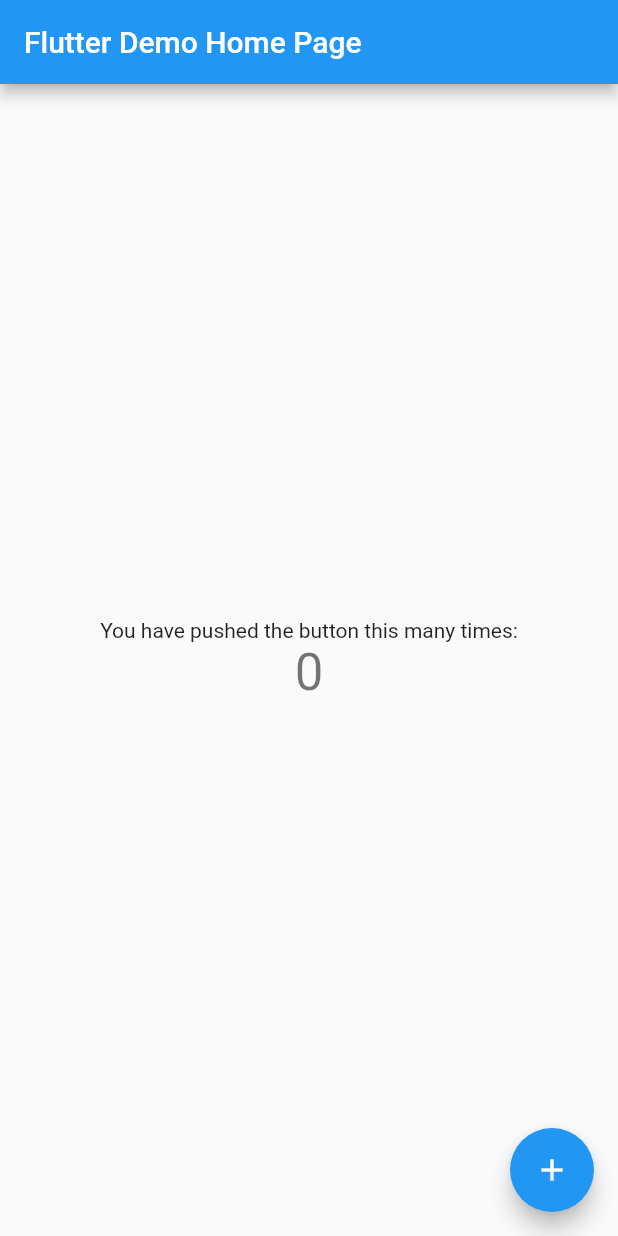
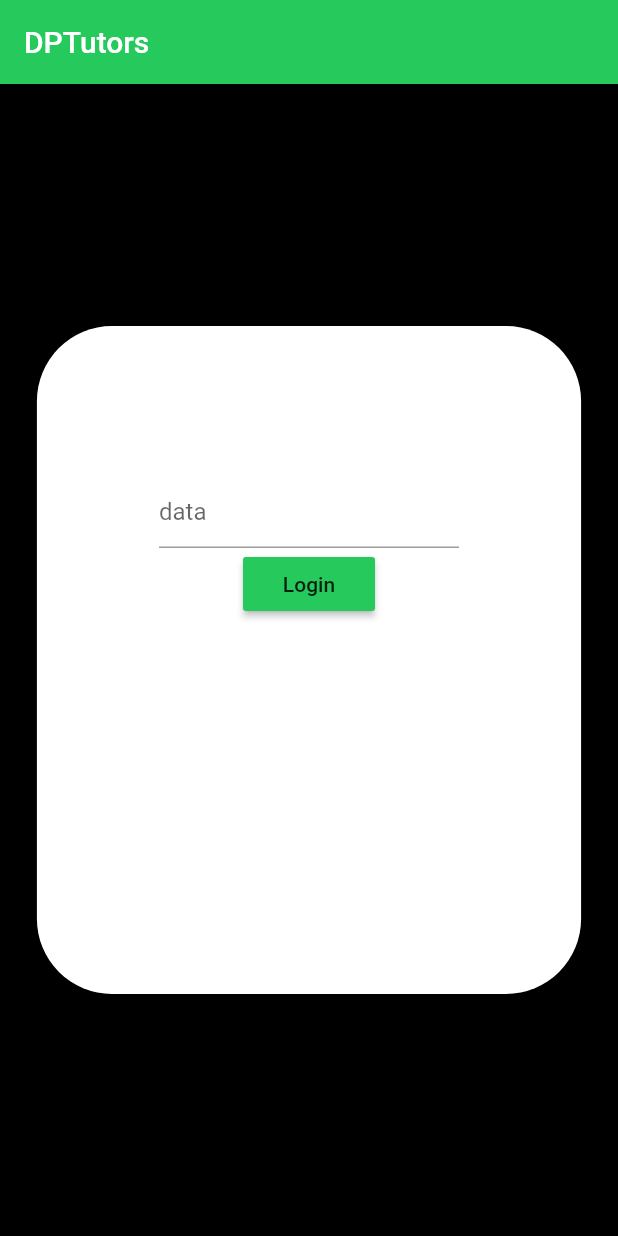
Before and after one commit to devinshawntripp/dpTutors, a Flutter app: the screen it shows after launch, on a phone screen of 412 x 824 dp. Run offline on Flutter 3.47's test engine with Material 2 defaults, Android fonts, the phone set to English and light mode, and no system bars.

Commit message:
ui design

```diff
--- a/lib/main.dart
+++ b/lib/main.dart
@@ -20,7 +20,7 @@ class MyApp extends StatelessWidget {
         // is not restarted.
         primarySwatch: Colors.blue,
       ),
-      home: MyHomePage(title: 'Flutter Demo Home Page'),
+      home: MyHomePage(title: 'DPTutors'),
     );
   }
 }
@@ -67,45 +67,44 @@ class _MyHomePageState extends State<MyHomePage> {
     // than having to individually change instances of widgets.
     return Scaffold(
       appBar: AppBar(
+        backgroundColor: Color(0xff26C95C),
         // Here we take the value from the MyHomePage object that was created by
         // the App.build method, and use it to set our appbar title.
         title: Text(widget.title),
       ),
       body: Center(
-        // Center is a layout widget. It takes a single child and positions it
-        // in the middle of the parent.
-        child: Column(
-          // Column is also a layout widget. It takes a list of children and
-          // arranges them vertically. By default, it sizes itself to fit its
-          // children horizontally, and tries to be as tall as its parent.
-          //
-          // Invoke "debug painting" (press "p" in the console, choose the
-          // "Toggle Debug Paint" action from the Flutter Inspector in Android
-          // Studio, or the "Toggle Debug Paint" command in Visual Studio Code)
-          // to see the wireframe for each widget.
-          //
-          // Column has various properties to control how it sizes itself and
-          // how it positions its children. Here we use mainAxisAlignment to
-          // center the children vertically; the main axis here is the vertical
-          // axis because Columns are vertical (the cross axis would be
-          // horizontal).
-          mainAxisAlignment: MainAxisAlignment.center,
-          children: <Widget>[
-            Text(
-              'You have pushed the button this many times:',
+        child: Container(
+          height: MediaQuery.of(context).size.height * 0.55,
+          width: MediaQuery.of(context).size.width * 0.90,
+          child: Card(
+            shape: RoundedRectangleBorder(borderRadius: BorderRadius.all(new Radius.circular(50))),
+            child: Container(
+
+              child: Column(
+                children: <Widget>[
+                  Container(
+                    margin: EdgeInsets.only(top: 100),
+                    width: 200,
+                    child: TextFormField(
+                      decoration: InputDecoration(
+                        hintText: "data",
+                      ),
+                    ),
+                  ),
+                  Container(
+                    child: RaisedButton(
+                      onPressed: () {},
+                      child: Text("Login"),
+                      color: Color(0xff26C95C),
+                    ),
+                  ),
+                ],
+              ),
             ),
-            Text(
-              '$_counter',
-              style: Theme.of(context).textTheme.display1,
-            ),
-          ],
+          ),
         ),
       ),
-      floatingActionButton: FloatingActionButton(
-        onPressed: _incrementCounter,
-        tooltip: 'Increment',
-        child: Icon(Icons.add),
-      ), // This trailing comma makes auto-formatting nicer for build methods.
+      backgroundColor: Colors.black,
     );
   }
 }
```
